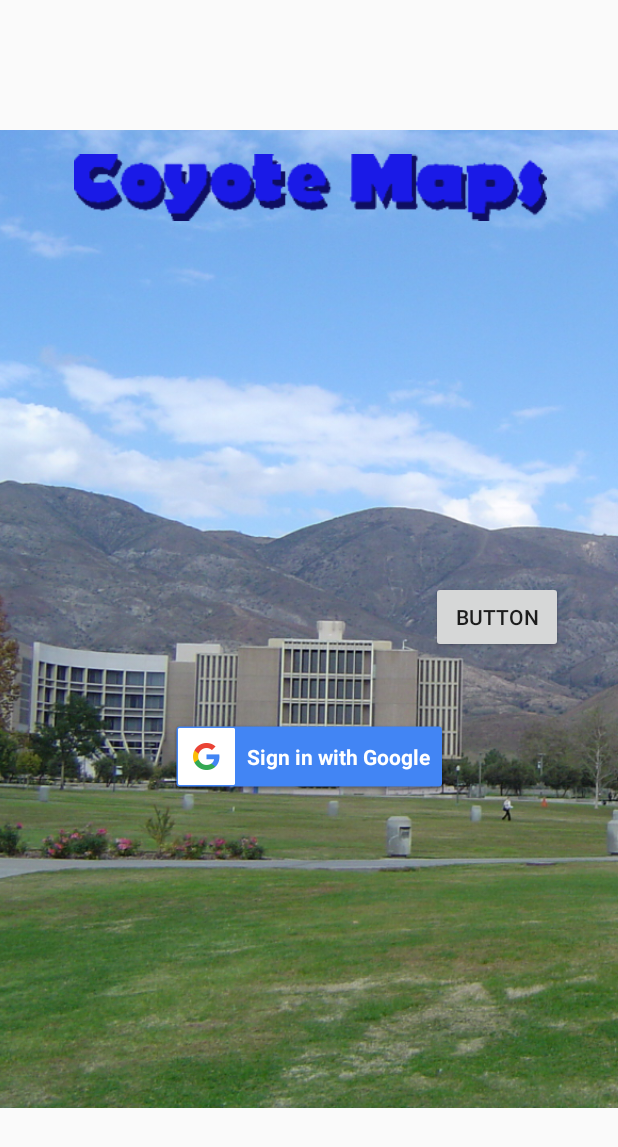
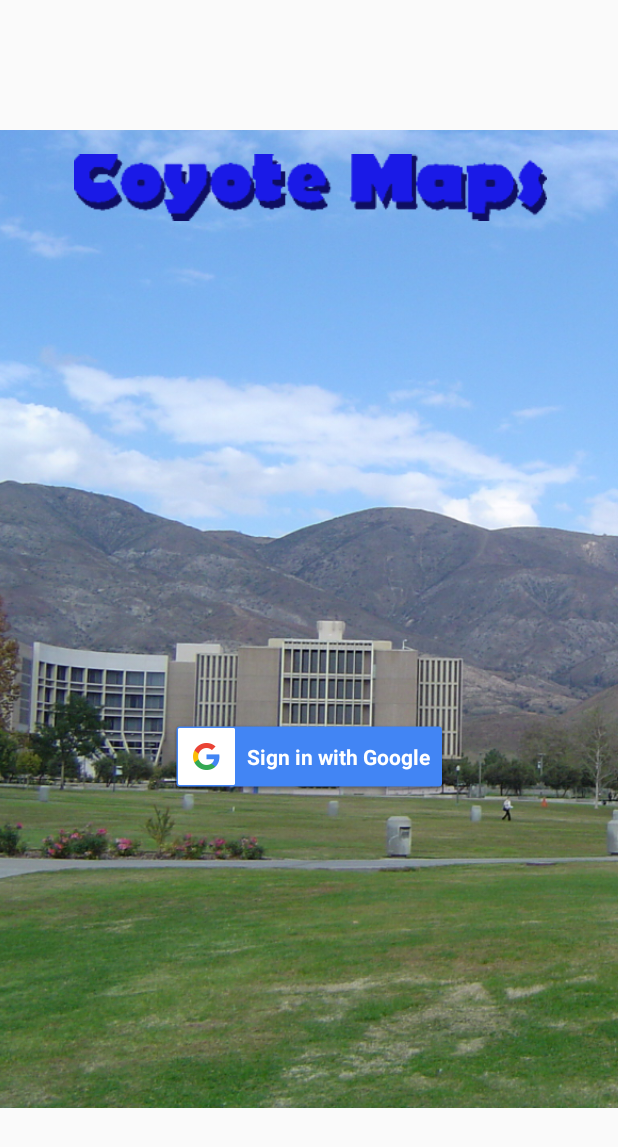
Before and after one commit to juduncan/cse455, an Android app: the screen it shows after launch (MainActivity), on a phone screen of 412 x 824 dp. Shown: the top 1147 px of the screen. Run offline under Robolectric (Android 15) with nearby library versions, the phone set to English and light mode, and no system bars.

```diff
--- a/app/src/main/res/layout/activity_main.xml
+++ b/app/src/main/res/layout/activity_main.xml
@@ -59,22 +59,5 @@
         app:layout_constraintVertical_bias="0.026"
         app:srcCompat="@drawable/mainscreenlogo" />
 
-    <Button
-        android:id="@+id/button"
-        android:layout_width="wrap_content"
-        android:layout_height="wrap_content"
-        android:layout_marginBottom="8dp"
-        android:layout_marginEnd="8dp"
-        android:layout_marginStart="8dp"
-        android:layout_marginTop="8dp"
-        android:onClick="goMenu"
-        android:text="Button"
-        app:layout_constraintBottom_toBottomOf="parent"
-        app:layout_constraintEnd_toEndOf="parent"
-        app:layout_constraintHorizontal_bias="0.907"
-        app:layout_constraintStart_toStartOf="parent"
-        app:layout_constraintTop_toTopOf="parent"
-        app:layout_constraintVertical_bias="0.499" />
-
 
 </android.support.constraint.ConstraintLayout>
```
